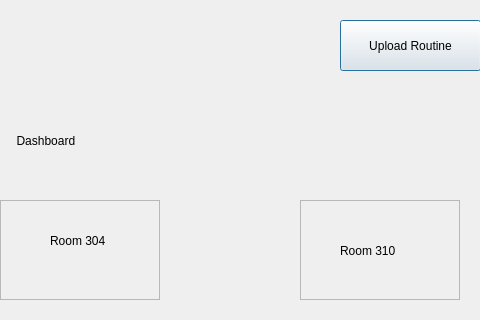
Old version of the form coordinatordash.ui in the repository prazzx/Kakshya; both pictures show x 460 to 940 and y 0 to 320 of the 1200 by 900 pixel window.
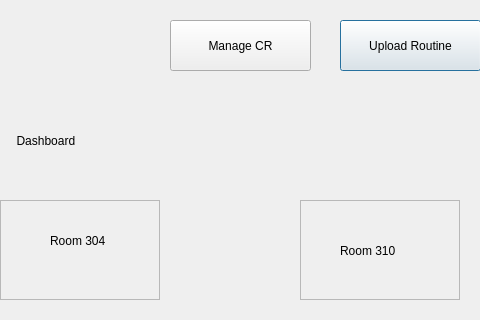
New version of the form.

```diff
--- a/coordinatordash.ui
+++ b/coordinatordash.ui
@@ -352,6 +352,19 @@
     </property>
    </widget>
   </widget>
+  <widget class="QPushButton" name="setpw">
+   <property name="geometry">
+    <rect>
+     <x>630</x>
+     <y>20</y>
+     <width>141</width>
+     <height>51</height>
+    </rect>
+   </property>
+   <property name="text">
+    <string>Manage CR</string>
+   </property>
+  </widget>
  </widget>
  <resources/>
  <connections/>
```
